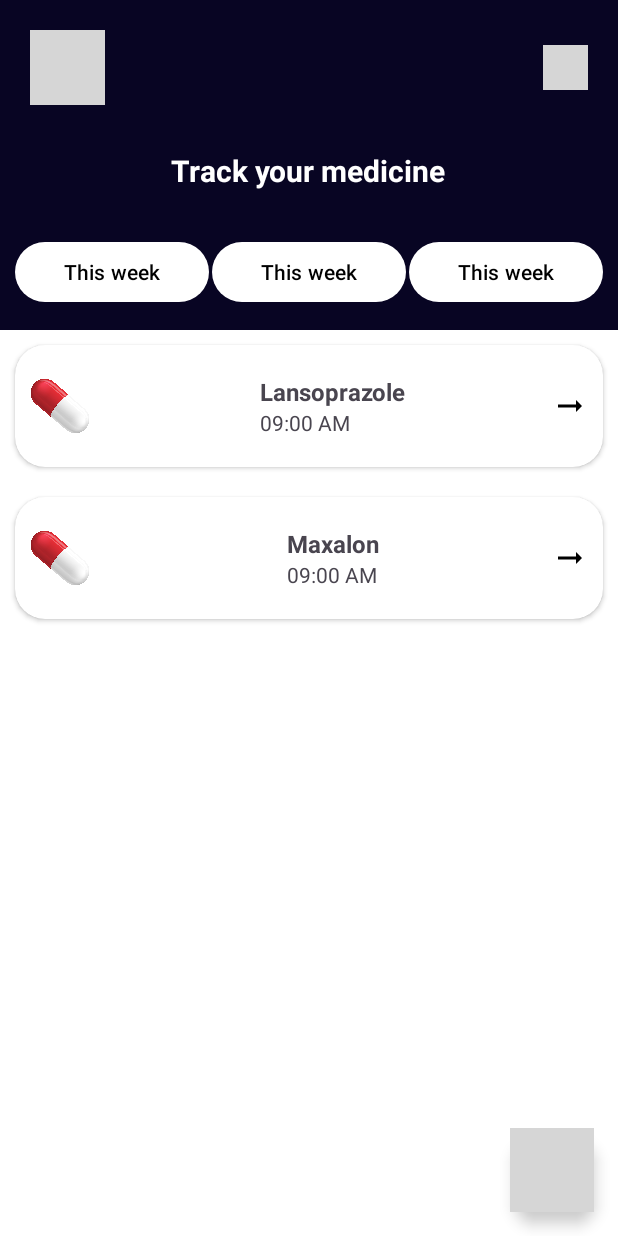
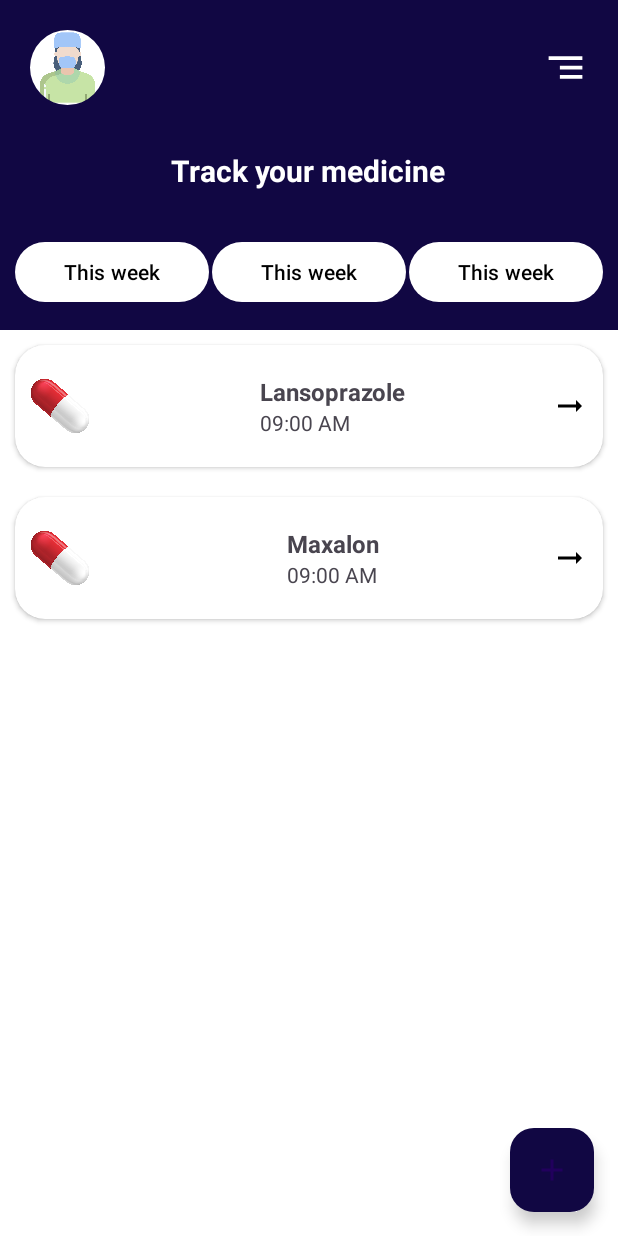
Before and after one commit to 23Mandla/MedicationTracker, an Android app: the MainActivity screen opened directly, with no data from a screen before it, on a phone screen of 412 x 824 dp. Run offline under Robolectric (Android 15) with nearby library versions, the phone set to English and light mode, and no system bars; our stand-ins replace Room's generated code, data binding; grey boxes are pictures that could not be loaded.

Commit message:
Updated colors and added new pictures under drawable

```diff
--- a/app/src/main/AndroidManifest.xml
+++ b/app/src/main/AndroidManifest.xml
@@ -12,9 +12,7 @@
         android:supportsRtl="true"
         android:theme="@style/Theme.MedicationTracker"
         tools:targetApi="31">
-        <activity
-            android:name=".ui.main.AddMedication"
-            android:exported="false" />
+
         <activity
             android:name=".ui.login.Login"
             android:exported="false" />
--- a/app/src/main/java/com/health/medicationtracker/ui/main/MainActivity.java
+++ b/app/src/main/java/com/health/medicationtracker/ui/main/MainActivity.java
@@ -9,6 +9,7 @@ import android.view.WindowManager;
 
 import androidx.activity.EdgeToEdge;
 import androidx.appcompat.app.AppCompatActivity;
+import androidx.appcompat.app.AppCompatDelegate;
 import androidx.core.content.ContextCompat;
 import androidx.core.graphics.Insets;
 import androidx.core.view.ViewCompat;
@@ -45,20 +46,12 @@ public class MainActivity extends AppCompatActivity {
         super.onCreate(savedInstanceState);
         EdgeToEdge.enable(this);
         setContentView(R.layout.activity_main);
+        AppCompatDelegate.setDefaultNightMode(AppCompatDelegate.MODE_NIGHT_NO);
         ViewCompat.setOnApplyWindowInsetsListener(findViewById(R.id.main), (v, insets) -> {
             Insets systemBars = insets.getInsets(WindowInsetsCompat.Type.systemBars());
             v.setPadding(systemBars.left, systemBars.top, systemBars.right, systemBars.bottom);
             return insets;
         });
-
-        //TODO perhaps target icons depending on how the theme look
-        Window window = getWindow();
-        // Clear FLAG_TRANSLUCENT_STATUS flag:
-        window.clearFlags(WindowManager.LayoutParams.FLAG_TRANSLUCENT_STATUS);
-        // Add FLAG_DRAWS_SYSTEM_BAR_BACKGROUNDS flag to the window:
-        window.addFlags(WindowManager.LayoutParams.FLAG_DRAWS_SYSTEM_BAR_BACKGROUNDS);
-        // Finally change the color:
-        window.setStatusBarColor(ContextCompat.getColor(this, R.color.navy));
 
         //data binding
         binding_main_activity = DataBindingUtil.setContentView(this, R.layout.activity_main);
--- /dev/null
+++ b/app/src/main/res/drawable/baseline_add_24.xml
@@ -0,0 +1,5 @@
+<vector xmlns:android="http://schemas.android.com/apk/res/android" android:height="24dp" android:tint="#168717" android:viewportHeight="24" android:viewportWidth="24" android:width="24dp">
+
+    <path android:fillColor="@android:color/white" android:pathData="M19,13h-6v6h-2v-6H5v-2h6V5h2v6h6v2z"/>
+
+</vector>
--- /dev/null
+++ b/app/src/main/res/drawable/baseline_cancel_24.xml
@@ -0,0 +1,5 @@
+<vector xmlns:android="http://schemas.android.com/apk/res/android" android:height="24dp" android:tint="#B03232" android:viewportHeight="24" android:viewportWidth="24" android:width="24dp">
+
+    <path android:fillColor="@android:color/white" android:pathData="M12,2C6.47,2 2,6.47 2,12s4.47,10 10,10 10,-4.47 10,-10S17.53,2 12,2zM17,15.59L15.59,17 12,13.41 8.41,17 7,15.59 10.59,12 7,8.41 8.41,7 12,10.59 15.59,7 17,8.41 13.41,12 17,15.59z"/>
+
+</vector>
--- /dev/null
+++ b/app/src/main/res/drawable/baseline_segment_24.xml
@@ -0,0 +1,5 @@
+<vector xmlns:android="http://schemas.android.com/apk/res/android" android:autoMirrored="true" android:height="24dp" android:tint="#FFFFFF" android:viewportHeight="24" android:viewportWidth="24" android:width="24dp">
+
+    <path android:fillColor="@android:color/white" android:pathData="M9,18h12v-2L9,16v2zM3,6v2h18L21,6L3,6zM9,13h12v-2L9,11v2z"/>
+
+</vector>
--- a/app/src/main/res/drawable/top.xml
+++ b/app/src/main/res/drawable/top.xml
@@ -2,7 +2,7 @@
 <shape xmlns:android="http://schemas.android.com/apk/res/android"
     android:shape="rectangle">
 
-    <solid android:color="@color/navy" />
+    <solid android:color="#DCDADA" />
 
     <corners
         android:topLeftRadius="30dp"
--- a/app/src/main/res/values/colors.xml
+++ b/app/src/main/res/values/colors.xml
@@ -3,6 +3,6 @@
     <color name="black">#FF000000</color>
     <color name="white">#FFFFFFFF</color>
     <color name="main_background">#fefdfe</color>
-    <color name="navy">#080523</color>
+    <color name="navy">#110743</color>
     <color name="yellow">#fefdfe</color>
 </resources>
--- /dev/null
+++ b/app/src/main/res/values/styles.xml
@@ -0,0 +1,7 @@
+<?xml version="1.0" encoding="utf-8"?>
+<resources>
+    <style name="roundedImageView">
+        <item name="cornerFamily">rounded</item>
+        <item name="cornerSize">50%</item>
+    </style>
+</resources>
```
Also changed, not shown: app/src/main/res/drawable/profile.png (added).
